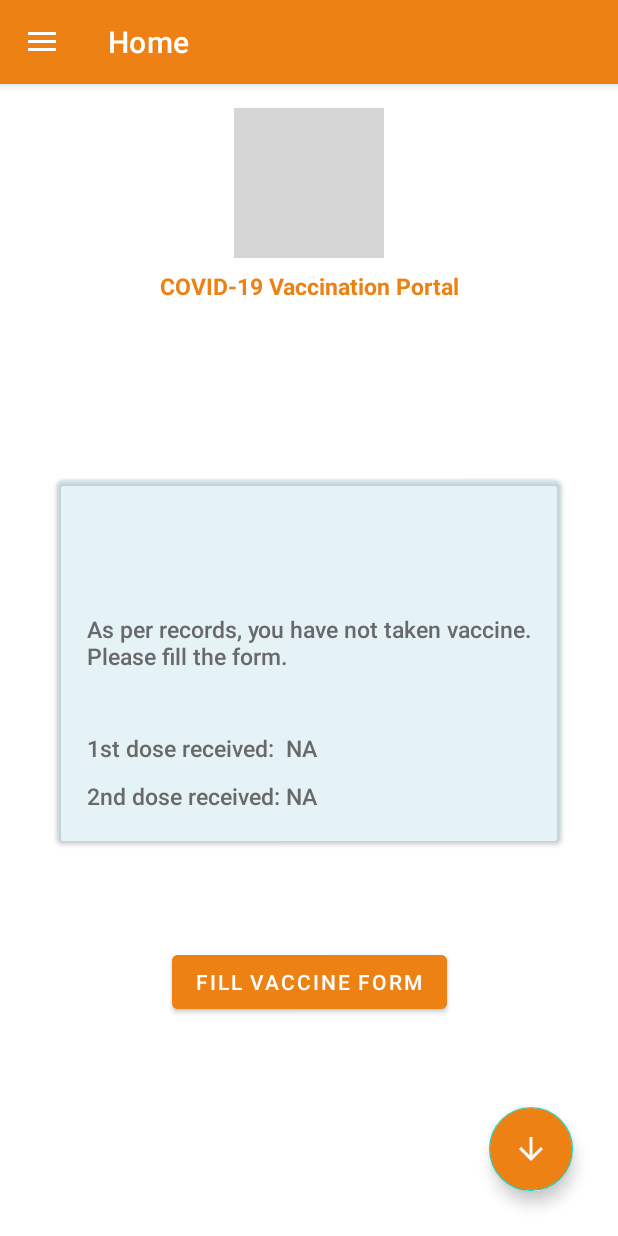
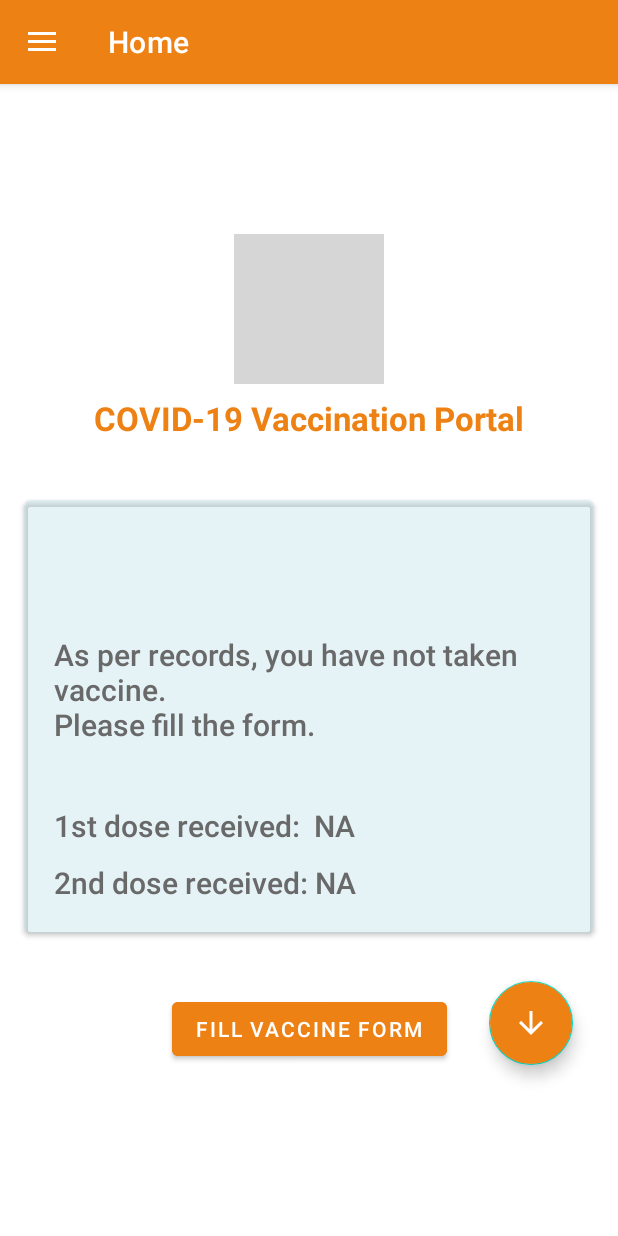
Before and after one commit to ankitwkd/COVAR, an Android app: the screen it shows after launch once a user with an empty profile is signed in (Dashboard), on a phone screen of 412 x 824 dp. Run offline under Robolectric (Android 15) with nearby library versions, the phone set to English and light mode, and no system bars; our stand-ins replace Firebase (no records; nobody signed in at launch, a user with empty details on screens opened directly), navigation-ui; 3 statements that could not run were skipped; grey boxes are pictures that could not be loaded.

Commit message:
Dashboard textsize and floating button sinking fixes

```diff
--- a/app/src/main/res/layout/activity_login.xml
+++ b/app/src/main/res/layout/activity_login.xml
@@ -1,7 +1,7 @@
 <?xml version="1.0" encoding="utf-8"?>
 <LinearLayout xmlns:android="http://schemas.android.com/apk/res/android"
     android:layout_width="400dp"
-    android:layout_height="wrap_content"
+    android:layout_height="600dp"
     android:layout_gravity="center"
     android:orientation="vertical"
     android:padding="20dp">
@@ -58,6 +58,7 @@
                 android:layout_marginTop="100dp"
                 android:layout_marginEnd="20dp"
                 android:orientation="vertical"
+
                 app:layout_constraintBottom_toBottomOf="parent"
                 app:layout_constraintEnd_toEndOf="parent"
                 app:layout_constraintStart_toStartOf="parent"
@@ -68,6 +69,7 @@
                     android:layout_width="match_parent"
                     android:layout_height="wrap_content"
                     android:hint="Username"
+
                     app:boxStrokeColor="@color/app_blue"
                     app:hintTextColor="@color/app_blue">
 
--- a/app/src/main/res/layout/fragment_about.xml
+++ b/app/src/main/res/layout/fragment_about.xml
@@ -3,7 +3,8 @@
     xmlns:app="http://schemas.android.com/apk/res-auto"
     xmlns:tools="http://schemas.android.com/tools"
     android:layout_width="match_parent"
-    android:layout_height="match_parent"
+    android:layout_height="600dp"
+    android:layout_gravity="center"
     tools:context=".ui.about.AboutFragment">
 
     <ImageView
--- a/app/src/main/res/layout/fragment_change_password.xml
+++ b/app/src/main/res/layout/fragment_change_password.xml
@@ -3,7 +3,7 @@
     xmlns:app="http://schemas.android.com/apk/res-auto"
     xmlns:tools="http://schemas.android.com/tools"
     android:layout_width="400dp"
-    android:layout_height="match_parent"
+    android:layout_height="600dp"
     android:layout_gravity="center"
     tools:context=".ui.changepassword.ChangePasswordFragment">
 
--- a/app/src/main/res/layout/fragment_help.xml
+++ b/app/src/main/res/layout/fragment_help.xml
@@ -3,7 +3,8 @@
     xmlns:app="http://schemas.android.com/apk/res-auto"
     xmlns:tools="http://schemas.android.com/tools"
     android:layout_width="match_parent"
-    android:layout_height="match_parent"
+    android:layout_height="600dp"
+    android:layout_gravity="center"
     tools:context=".ui.help.HelpFragment">
 
     <ImageView
--- a/app/src/main/res/layout/fragment_home.xml
+++ b/app/src/main/res/layout/fragment_home.xml
@@ -4,10 +4,12 @@
     xmlns:app="http://schemas.android.com/apk/res-auto"
     xmlns:tools="http://schemas.android.com/tools"
     android:layout_width="match_parent"
-        android:layout_height="match_parent"
+    android:layout_height="600dp"
+    android:layout_gravity="center"
     android:fillViewport="true"
     android:orientation="vertical"
     android:scrollbars="none">
+
     <androidx.constraintlayout.widget.ConstraintLayout
         android:layout_width="match_parent"
         android:layout_height="wrap_content"
@@ -35,7 +37,7 @@
             android:text="COVID-19 Vaccination Portal"
             android:textAlignment="center"
             android:textColor="@color/app_orange"
-        android:textSize="15sp"
+            android:textSize="22sp"
             android:textStyle="bold"
             app:layout_constraintHorizontal_bias="0.0"
             app:layout_constraintTop_toBottomOf="@+id/logoImage"
@@ -43,16 +45,15 @@
 
         <androidx.cardview.widget.CardView
             android:id="@+id/card_view"
-        android:layout_width="wrap_content"
+            android:layout_width="380dp"
             android:layout_height="wrap_content"
+            android:layout_marginTop="40dp"
             android:gravity="center_vertical"
             app:cardBackgroundColor="#50ADD8E6"
             app:cardCornerRadius="5dp"
-        app:layout_constraintBottom_toBottomOf="parent"
             app:layout_constraintEnd_toEndOf="parent"
             app:layout_constraintStart_toStartOf="parent"
-        app:layout_constraintTop_toBottomOf="parent"
-        app:layout_constraintTop_toTopOf="parent">
+            app:layout_constraintTop_toBottomOf="@+id/welcomeUser">
 
 
             <LinearLayout
@@ -81,7 +82,7 @@
                     android:padding="20dp"
                     android:text=""
                     android:textColor="@color/app_gray"
-                android:textSize="15sp" />
+                    android:textSize="20sp" />
 
                 <TextView
                     android:id="@+id/firstdose"
@@ -94,7 +95,7 @@
                     android:paddingBottom="5dp"
                     android:text=""
                     android:textColor="@color/app_gray"
-                android:textSize="15sp" />
+                    android:textSize="20sp" />
 
                 <TextView
                     android:id="@+id/seconddose"
@@ -107,7 +108,7 @@
                     android:paddingBottom="20dp"
                     android:text=""
                     android:textColor="@color/app_gray"
-                android:textSize="15sp" />
+                    android:textSize="20sp" />
             </LinearLayout>
         </androidx.cardview.widget.CardView>
 
@@ -128,16 +129,14 @@
             android:layout_width="wrap_content"
             android:layout_height="wrap_content"
             android:layout_marginTop="40dp"
-        android:layout_marginBottom="116dp"
             android:backgroundTint="@color/app_orange"
             android:text="Fill vaccine form"
             android:textColor="@color/white"
 
             android:transitionName="login_signup_transition"
-        app:layout_constraintBottom_toBottomOf="parent"
-        app:layout_constraintTop_toBottomOf="@+id/card_view"
             app:layout_constraintEnd_toEndOf="parent"
-        app:layout_constraintStart_toStartOf="parent" />
+            app:layout_constraintStart_toStartOf="parent"
+            app:layout_constraintTop_toBottomOf="@+id/card_view" />
 
     </androidx.constraintlayout.widget.ConstraintLayout>
 </ScrollView>
--- a/app/src/main/res/layout/fragment_logout.xml
+++ b/app/src/main/res/layout/fragment_logout.xml
@@ -3,7 +3,7 @@
     xmlns:app="http://schemas.android.com/apk/res-auto"
     xmlns:tools="http://schemas.android.com/tools"
     android:layout_width="match_parent"
-    android:layout_height="match_parent"
+    android:layout_height="600dp"
     android:layout_gravity="center"
     tools:context=".ui.logout.LogoutFragment">
 
--- a/app/src/main/res/layout/fragment_profile.xml
+++ b/app/src/main/res/layout/fragment_profile.xml
@@ -3,7 +3,7 @@
     xmlns:app="http://schemas.android.com/apk/res-auto"
     xmlns:tools="http://schemas.android.com/tools"
     android:layout_width="400dp"
-    android:layout_height="match_parent"
+    android:layout_height="600dp"
     android:layout_gravity="center"
     tools:context=".ui.profile.ProfileFragment">
 
```
Lines whose indentation alone changed are shown as unchanged.
